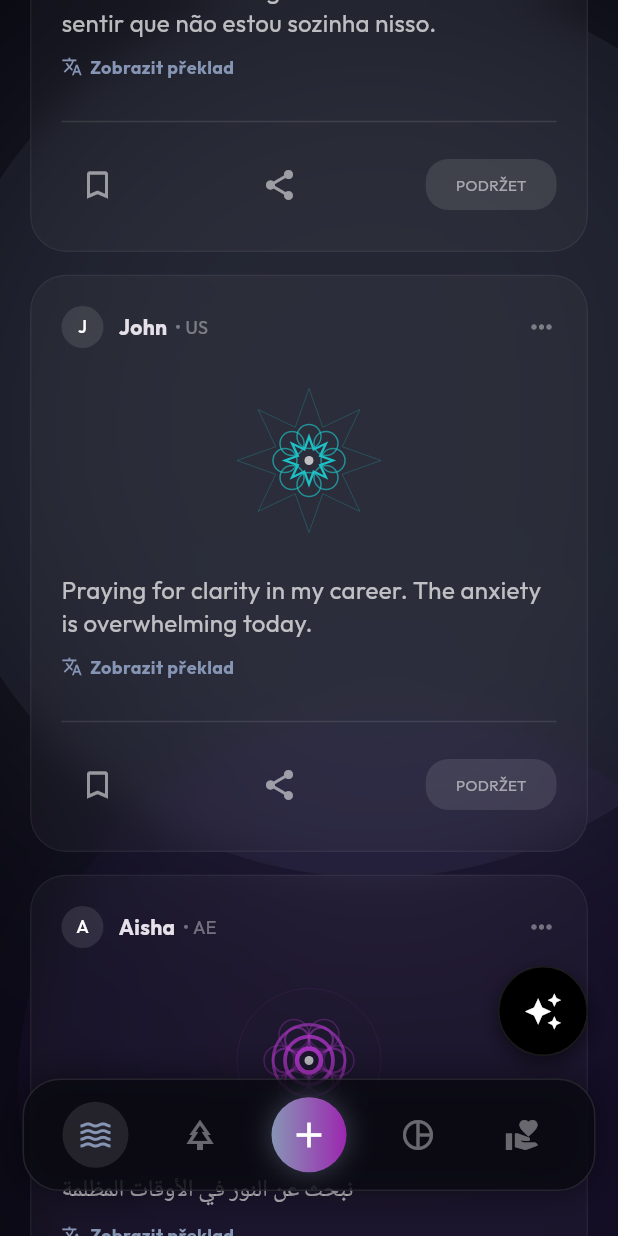
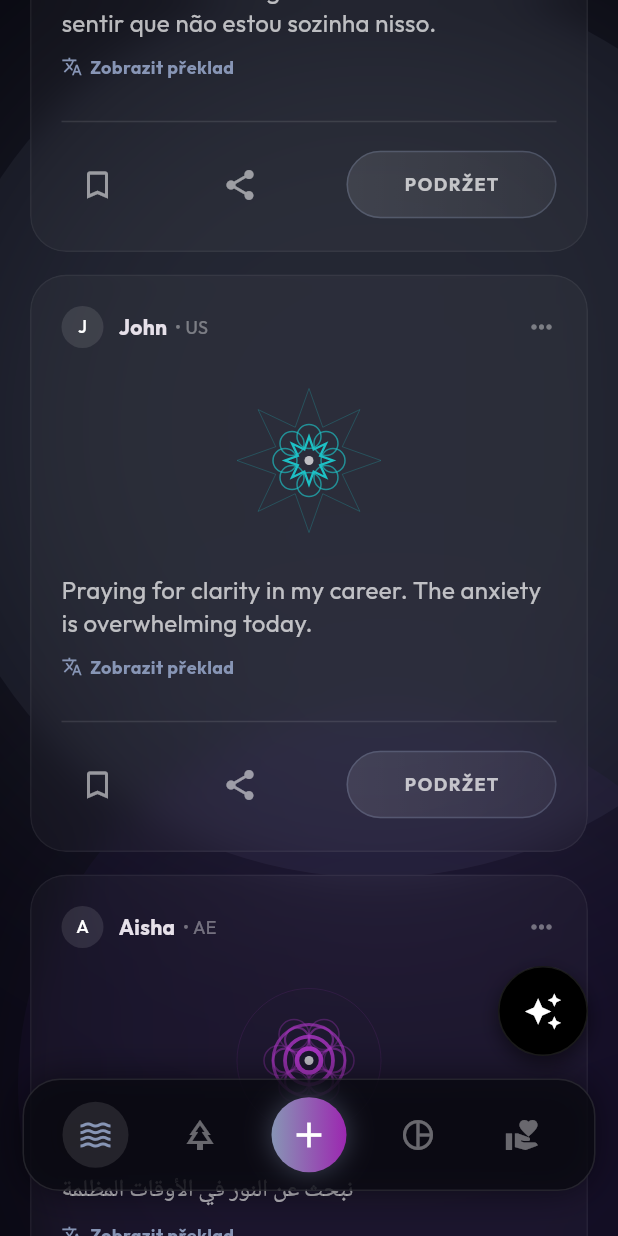
Before and after one commit to meagoah/Praya_MVP, a Flutter app: the MainLayout screen opened directly, scrolled down 576 dp, on a phone screen of 412 x 824 dp. Run offline on Flutter 3.47's test engine with Material 3 defaults, Android fonts, the phone set to English and light mode, and no system bars; drawn by our look-alikes of flutter_animate; our stand-ins replace google_fonts; network calls fail.

Commit message:
Feat: Energy Button - Juicy UX Update

```diff
--- a/lib/screens/home_feed_screen.dart
+++ b/lib/screens/home_feed_screen.dart
@@ -7,6 +7,7 @@ import 'dart:ui';
 import '../providers/app_state.dart';
 import '../widgets/base_widgets.dart';
 import '../models/data_models.dart';
+import '../widgets/energy_button.dart';
 
 class HomeFeedScreen extends StatelessWidget {
   const HomeFeedScreen({super.key});
@@ -45,17 +46,89 @@ class HomeFeedScreen extends StatelessWidget {
     );
   }
 
-  Widget _buildEnhancedCard(BuildContext context, FeedItem item, AppState state) {
-    return Padding(padding: const EdgeInsets.only(bottom: 15), child: GlassPanel(glow: item.isLiked, child: Column(crossAxisAlignment: CrossAxisAlignment.start, children: [
-        Row(children: [CircleAvatar(radius: 14, backgroundColor: Colors.white10, child: Text(item.author[0], style: const TextStyle(color: Colors.white, fontSize: 12))), const SizedBox(width: 10), Text(item.author, style: const TextStyle(fontWeight: FontWeight.bold)), const SizedBox(width: 5), Text("• ${item.country}", style: const TextStyle(color: Colors.white38, fontSize: 12)), const Spacer(), if (item.isLiked) const Icon(Icons.check, color: Colors.white, size: 16), const SizedBox(width: 10), GestureDetector(onTap: () => _showReportSheet(context, state, item.id), child: const Icon(Icons.more_horiz, size: 20, color: Colors.white38))]), const SizedBox(height: 15),
-        Center(child: Opacity(opacity: 0.7, child: SoulSignatureWidget(text: item.originalText, seedColor: item.artSeedColor))), const SizedBox(height: 15),
-        AnimatedSwitcher(duration: 300.ms, child: Text(item.showTranslation ? item.translatedText : item.originalText, key: ValueKey<bool>(item.showTranslation), style: const TextStyle(fontSize: 16, height: 1.4, color: Colors.white70))), const SizedBox(height: 10), GestureDetector(onTap: () => state.toggleTranslation(item.id), child: Row(children: [Icon(Icons.translate, size: 14, color: state.moodColor), const SizedBox(width: 5), Text(item.showTranslation ? "Zobrazit originál" : "Zobrazit překlad", style: TextStyle(fontSize: 12, color: state.moodColor, fontWeight: FontWeight.bold))])), const SizedBox(height: 20), const Divider(color: Colors.white10), const SizedBox(height: 10),
-        Row(mainAxisAlignment: MainAxisAlignment.spaceBetween, children: [
-          IconButton(icon: Icon(item.isSaved ? Icons.bookmark : Icons.bookmark_border, color: item.isSaved ? state.moodColor : Colors.white54), onPressed: () { state.toggleSave(item.id); ScaffoldMessenger.of(context).showSnackBar(SnackBar(content: Text(item.isSaved ? "Uloženo do Deníku" : "Odstraněno"))); }),
-          IconButton(icon: const Icon(Icons.share, color: Colors.white54), onPressed: () => ScaffoldMessenger.of(context).showSnackBar(const SnackBar(content: Text("Sdílení...")))),
-          GestureDetector(onLongPress: () => state.dischargePrayer(item.id), child:  AnimatedContainer(duration: 500.ms, padding: const EdgeInsets.symmetric(horizontal: 20, vertical: 10), decoration: BoxDecoration(gradient: LinearGradient(colors: item.isLiked ? [state.moodColor, Colors.purple] : [Colors.white10, Colors.white10]), borderRadius: BorderRadius.circular(15)), child: Center(child: item.isLiked ? const Text("ODESLÁNO", style: TextStyle(fontWeight: FontWeight.bold, fontSize: 10, color: Colors.white)) : const Text("PODRŽET", style: TextStyle(fontSize: 10, color: Colors.white54)))))
-        ])
-      ])),
+Widget _buildEnhancedCard(BuildContext context, FeedItem item, AppState state) {
+    return Padding(
+      padding: const EdgeInsets.only(bottom: 15),
+      child: GlassPanel(
+        glow: item.isLiked,
+        child: Column(
+          crossAxisAlignment: CrossAxisAlignment.start,
+          children: [
+            // 1. HLAVIČKA (Autor, Země, Menu)
+            Row(children: [
+              CircleAvatar(radius: 14, backgroundColor: Colors.white10, child: Text(item.author[0], style: const TextStyle(color: Colors.white, fontSize: 12))),
+              const SizedBox(width: 10),
+              Text(item.author, style: const TextStyle(fontWeight: FontWeight.bold)),
+              const SizedBox(width: 5),
+              Text("• ${item.country}", style: const TextStyle(color: Colors.white38, fontSize: 12)),
+              const Spacer(),
+              if (item.isLiked) const Icon(Icons.check, color: Colors.white, size: 16),
+              const SizedBox(width: 10),
+              GestureDetector(
+                onTap: () => _showReportSheet(context, state, item.id),
+                child: const Icon(Icons.more_horiz, size: 20, color: Colors.white38)
+              )
+            ]),
+
+            const SizedBox(height: 15),
+
+            // 2. GENERATIVNÍ UMĚNÍ (Soul Signature)
+            Center(child: Opacity(opacity: 0.7, child: SoulSignatureWidget(text: item.originalText, seedColor: item.artSeedColor))),
+
+            const SizedBox(height: 15),
+
+            // 3. TEXT A PŘEKLAD
+            AnimatedSwitcher(
+              duration: 300.ms,
+              child: Text(
+                item.showTranslation ? item.translatedText : item.originalText,
+                key: ValueKey<bool>(item.showTranslation),
+                style: const TextStyle(fontSize: 16, height: 1.4, color: Colors.white70)
+              )
+            ),
+            const SizedBox(height: 10),
+            GestureDetector(
+              onTap: () => state.toggleTranslation(item.id),
+              child: Row(children: [
+                Icon(Icons.translate, size: 14, color: state.moodColor),
+                const SizedBox(width: 5),
+                Text(item.showTranslation ? "Zobrazit originál" : "Zobrazit překlad", style: TextStyle(fontSize: 12, color: state.moodColor, fontWeight: FontWeight.bold))
+              ])
+            ),
+
+            const SizedBox(height: 20),
+            const Divider(color: Colors.white10),
+            const SizedBox(height: 10),
+
+            // 4. AKČNÍ TLAČÍTKA (Zde je změna!)
+            Row(
+              mainAxisAlignment: MainAxisAlignment.spaceBetween,
+              children: [
+                // Záložka (Deník)
+                IconButton(
+                  icon: Icon(item.isSaved ? Icons.bookmark : Icons.bookmark_border, color: item.isSaved ? state.moodColor : Colors.white54),
+                  onPressed: () {
+                    state.toggleSave(item.id);
+                    ScaffoldMessenger.of(context).showSnackBar(SnackBar(content: Text(item.isSaved ? "Uloženo do Deníku" : "Odstraněno")));
+                  }
+                ),
+                // Sdílení
+                IconButton(
+                  icon: const Icon(Icons.share, color: Colors.white54),
+                  onPressed: () => ScaffoldMessenger.of(context).showSnackBar(const SnackBar(content: Text("Sdílení...")))
+                ),
+
+                // --- NOVÉ ENERGY TLAČÍTKO (JUICY UX) ---
+                EnergyButton(
+                  color: state.moodColor,
+                  isCompleted: item.isLiked,
+                  onComplete: () => state.dischargePrayer(item.id),
+                )
+              ]
+            )
+          ]
+        ),
+      ),
     );
   }
 
--- a/lib/screens/screens.dart
+++ b/lib/screens/screens.dart
@@ -7,3 +7,4 @@ export 'create_screen.dart';
 export 'insights_screen.dart';
 export 'charity_screen.dart';
 export 'aura_modal.dart';
+export '../widgets/energy_button.dart';
--- /dev/null
+++ b/lib/widgets/energy_button.dart
@@ -0,0 +1,186 @@
+import 'package:flutter/material.dart';
+import 'package:flutter/services.dart';
+import 'dart:math';
+import 'dart:async';
+
+class EnergyButton extends StatefulWidget {
+  final VoidCallback onComplete;
+  final Color color;
+  final bool isCompleted;
+
+  const EnergyButton({
+    super.key,
+    required this.onComplete,
+    required this.color,
+    this.isCompleted = false
+  });
+
+  @override
+  State<EnergyButton> createState() => _EnergyButtonState();
+}
+
+class _EnergyButtonState extends State<EnergyButton> with TickerProviderStateMixin {
+  late AnimationController _controller;
+  late AnimationController _pulseController;
+  final List<Particle> _particles = [];
+  final Random _rnd = Random();
+  Timer? _particleTimer;
+  bool _isPressed = false;
+
+  @override
+  void initState() {
+    super.initState();
+    _controller = AnimationController(vsync: this, duration: const Duration(milliseconds: 1500));
+    _pulseController = AnimationController(vsync: this, duration: const Duration(milliseconds: 1000))..repeat(reverse: true);
+
+    _controller.addStatusListener((status) {
+      if (status == AnimationStatus.completed) {
+        _explode();
+        widget.onComplete();
+        _reset();
+      }
+    });
+  }
+
+  void _spawnParticles() {
+    _particleTimer = Timer.periodic(const Duration(milliseconds: 50), (timer) {
+      if (!_isPressed) return;
+      setState(() {
+        // Vytvoří částici na okraji, která letí dovnitř
+        double angle = _rnd.nextDouble() * 2 * pi;
+        double distance = 40.0 + _rnd.nextDouble() * 20;
+        _particles.add(Particle(
+          x: cos(angle) * distance,
+          y: sin(angle) * distance,
+          angle: angle,
+          speed: 2.0 + _rnd.nextDouble() * 2,
+          size: 2.0 + _rnd.nextDouble() * 3,
+          color: widget.color.withOpacity(0.6 + _rnd.nextDouble() * 0.4)
+        ));
+      });
+    });
+  }
+
+  void _updateParticles() {
+    if (_particles.isEmpty) return;
+    for (var p in _particles) {
+      // Pohyb směrem ke středu (0,0)
+      p.x -= cos(p.angle) * p.speed;
+      p.y -= sin(p.angle) * p.speed;
+      p.life -= 0.05;
+    }
+    _particles.removeWhere((p) => p.life <= 0 || (p.x.abs() < 2 && p.y.abs() < 2));
+  }
+
+  void _explode() {
+    HapticFeedback.heavyImpact();
+    // Vizuální exploze by byla řešena dalším controllerem, pro MVP stačí změna stavu v rodiči
+  }
+
+  void _reset() {
+    _isPressed = false;
+    _particleTimer?.cancel();
+    _controller.reset();
+    _particles.clear();
+    setState(() {});
+  }
+
+  @override
+  void dispose() {
+    _controller.dispose();
+    _pulseController.dispose();
+    _particleTimer?.cancel();
+    super.dispose();
+  }
+
+  @override
+  Widget build(BuildContext context) {
+    if (_isPressed) _updateParticles(); // Simple game loop in build (for MVP)
+
+    return GestureDetector(
+      onLongPressStart: (_) {
+        if (widget.isCompleted) return;
+        HapticFeedback.lightImpact();
+        setState(() => _isPressed = true);
+        _controller.forward();
+        _spawnParticles();
+      },
+      onLongPressEnd: (_) {
+        if (_controller.status != AnimationStatus.completed) {
+          _reset();
+        }
+      },
+      child: AnimatedBuilder(
+        animation: Listenable.merge([_controller, _pulseController]),
+        builder: (context, child) {
+          double progress = _controller.value;
+          double scale = 1.0 - (progress * 0.1) + (_isPressed ? sin(progress * 20) * 0.02 : 0);
+
+          return CustomPaint(
+            painter: ParticlePainter(_particles),
+            child: Container(
+              width: 140,
+              height: 45,
+              decoration: BoxDecoration(
+                borderRadius: BorderRadius.circular(30),
+                gradient: widget.isCompleted
+                  ? LinearGradient(colors: [widget.color, Colors.purple])
+                  : LinearGradient(
+                      colors: [
+                        Colors.white.withOpacity(0.1),
+                        Colors.white.withOpacity(0.05 + (progress * 0.2))
+                      ],
+                    ),
+                border: Border.all(
+                  color: widget.isCompleted ? Colors.transparent : widget.color.withOpacity(0.3 + (progress * 0.7)),
+                  width: 1 + (progress * 2)
+                ),
+                boxShadow: [
+                  if (_isPressed || widget.isCompleted)
+                    BoxShadow(
+                      color: widget.color.withOpacity(widget.isCompleted ? 0.6 : progress * 0.5),
+                      blurRadius: widget.isCompleted ? 20 : 10 + (progress * 20),
+                      spreadRadius: widget.isCompleted ? 2 : progress * 5
+                    )
+                ]
+              ),
+              child: Center(
+                child: Text(
+                  widget.isCompleted ? "ODESLÁNO" : (_isPressed ? "NABÍJENÍ..." : "PODRŽET"),
+                  style: TextStyle(
+                    fontWeight: FontWeight.bold,
+                    fontSize: 12,
+                    letterSpacing: 1 + (progress * 2),
+                    color: widget.isCompleted ? Colors.white : Colors.white70
+                  ),
+                ),
+              ),
+            ),
+          );
+        },
+      ),
+    );
+  }
+}
+
+class Particle {
+  double x, y, angle, speed, size, life;
+  Color color;
+  Particle({required this.x, required this.y, required this.angle, required this.speed, required this.size, required this.color, this.life = 1.0});
+}
+
+class ParticlePainter extends CustomPainter {
+  final List<Particle> particles;
+  ParticlePainter(this.particles);
+
+  @override
+  void paint(Canvas canvas, Size size) {
+    final center = Offset(size.width / 2, size.height / 2);
+    for (var p in particles) {
+      final paint = Paint()..color = p.color.withOpacity(p.life.clamp(0.0, 1.0));
+      canvas.drawCircle(center + Offset(p.x, p.y), p.size, paint);
+    }
+  }
+  @override
+  bool shouldRepaint(covariant CustomPainter oldDelegate) => true;
+}
```
